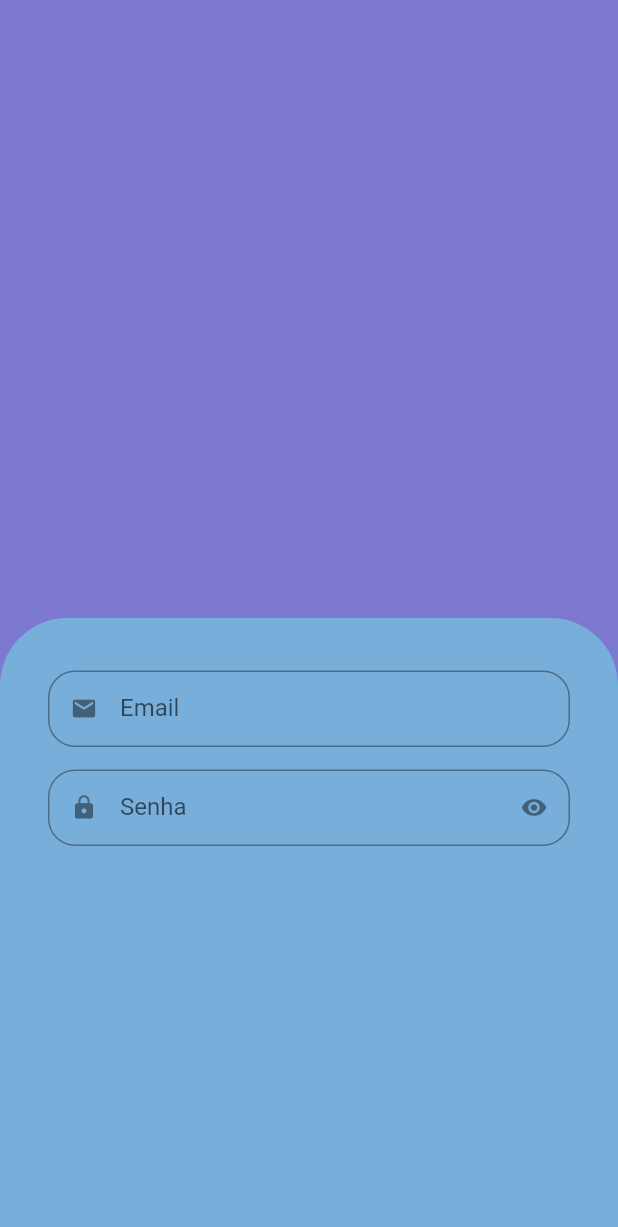
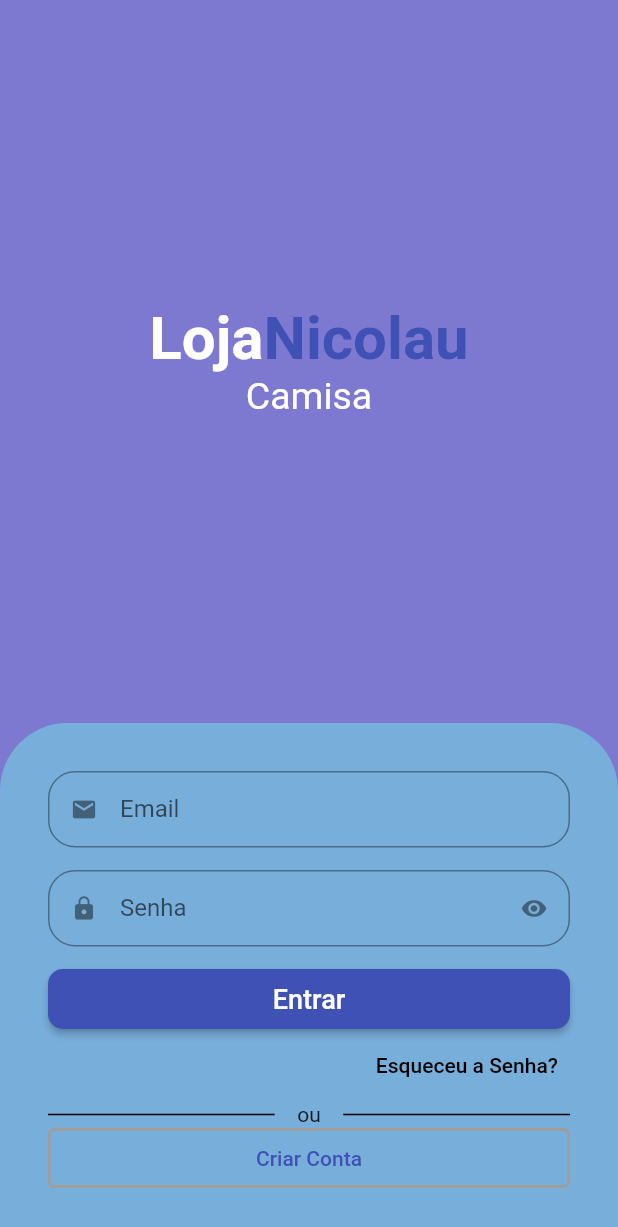
Before and after one commit to Estevao-Nicolau/LojaVirtual, a Flutter app: the screen it shows after launch, on a phone screen of 412 x 824 dp. Shown: the top 1227 px of the screen. Run offline on Flutter 3.47's test engine with Material 2 defaults, Android fonts, the phone set to English and light mode, and no system bars; drawn by our look-alikes of animated_text_kit; our stand-ins replace firebase_core; missing offline and left inert: dart:html; accounts and stored records are empty.

Commit message:
:lipstick:

```diff
--- a/lib/main.dart
+++ b/lib/main.dart
@@ -3,6 +3,7 @@
 import 'package:firebase_core/firebase_core.dart';
 import 'package:flutter/material.dart';
 import 'package:lojavirtual/firebase_options.dart';
+import 'package:lojavirtual/screen/login/login_screen.dart';
 import 'package:lojavirtual/screen/screen.dart';
 
 void main() async {
@@ -32,7 +33,7 @@ class MyApp extends StatelessWidget {
         visualDensity: VisualDensity.adaptivePlatformDensity,
         scaffoldBackgroundColor: const Color(0xFF7D79D0),
       ),
-      home: Screen(),
+      home: LoginScreen(),
     );
   }
 }
--- a/lib/screen/login/components/custom_text_field.dart
+++ b/lib/screen/login/components/custom_text_field.dart
@@ -1,3 +1,5 @@
+import 'dart:html';
+
 import 'package:flutter/src/foundation/key.dart';
 import 'package:flutter/src/widgets/framework.dart';
 import 'package:flutter/material.dart';
@@ -8,13 +10,16 @@ class CustomTextField extends StatefulWidget {
     required this.icon,
     required this.label,
     required this.keyType,
+    // required this.valid,
     this.isSecret = false,
   }) : super(key: key);
 
   final IconData icon;
   final String label;
+  // final String Function(String)  valid;
   final bool isSecret;
   final TextInputType keyType;
+
 
   @override
   State<CustomTextField> createState() => _CustomTextFieldState();
@@ -56,9 +61,7 @@ class _CustomTextFieldState extends State<CustomTextField> {
         ),
         keyboardType: widget.keyType,
         autocorrect: false,
-        validator: (email) {
-          return null;
-        },
+        // validator: widget.valid,
       ),
     );
   }
--- a/lib/screen/login/login_screen.dart
+++ b/lib/screen/login/login_screen.dart
@@ -1,6 +1,8 @@
+import 'package:animated_text_kit/animated_text_kit.dart';
 import 'package:flutter/src/foundation/key.dart';
 import 'package:flutter/src/widgets/framework.dart';
 import 'package:flutter/material.dart';
+import 'package:lojavirtual/models/page_manager.dart';
 import 'package:lojavirtual/screen/login/components/custom_text_field.dart';
 
 class LoginScreen extends StatelessWidget {
@@ -9,19 +11,63 @@ class LoginScreen extends StatelessWidget {
   @override
   Widget build(BuildContext context) {
     return Scaffold(
+      backgroundColor: const Color(0xFF7D79D0),
       body: Column(
+        children: [
+          Expanded(
+            child: Column(
+              mainAxisAlignment: MainAxisAlignment.center,
               children: <Widget>[
-          Expanded(
-            child: Container(
-              color: const Color(0xFF7D79D0),
+                const Text.rich(
+                  TextSpan(
+                    style: TextStyle(
+                      fontSize: 40,
+                    ),
+                    children: [
+                      // Nome do App
+                      TextSpan(
+                        text: 'Loja',
+                        style: TextStyle(
+                          color: Colors.white,
+                          fontWeight: FontWeight.bold,
                         ),
                       ),
-          Expanded(
-            child: Center(
-              child: Container(
+                      TextSpan(
+                        text: 'Nicolau',
+                        style: TextStyle(
+                          color: Colors.indigo,
+                          fontWeight: FontWeight.bold,
+                        ),
+                      )
+                    ],
+                  ),
+                ),
+                SizedBox(
+                  height: 30,
+                  child: DefaultTextStyle(
+                    style: const TextStyle(
+                      fontSize: 25,
+                    ),
+                    child: AnimatedTextKit(
+                      pause: Duration.zero,
+                      repeatForever: true,
+                      animatedTexts: [
+                      FadeAnimatedText('Camisa'),
+                      FadeAnimatedText('Sapados'),
+                      FadeAnimatedText('Relogio'),
+                      FadeAnimatedText('Cinto'),
+                      FadeAnimatedText('Pijama'),
+                    ]),
+                  ),
+                )
+              ],
+            ),
+          ),
+          // Formulário
+          Container(
             padding: const EdgeInsets.symmetric(
               horizontal: 32,
-                  vertical: 35,
+              vertical: 32,
             ),
             decoration: const BoxDecoration(
               color: const Color.fromARGB(255, 120, 174, 218),
@@ -29,22 +75,97 @@ class LoginScreen extends StatelessWidget {
                 top: Radius.circular(45),
               ),
             ),
-                child: ListView(
-                  children: const <Widget>[
-                    CustomTextField(
+            child: Column(
+              crossAxisAlignment: CrossAxisAlignment.stretch,
+              children: [
+                // Email
+                const CustomTextField(
                   icon: Icons.email,
                   label: "Email",
                   keyType: TextInputType.emailAddress,
+                  // valid: (email) {
+
+                  // }
                 ),
-                    CustomTextField(
+                // Senha
+                const CustomTextField(
                   icon: Icons.lock,
                   label: "Senha",
                   isSecret: true,
                   keyType: TextInputType.visiblePassword,
+                  // valid: (pass) {
+                  //    if(pass.isEmpty || pass.length < 6) {
+                  //      return 'Senha invalida';
+                  //     return null;
+                  //    }
+                  // },
+                ),
+                // Botão de Entrar
+                SizedBox(
+                  height: 40,
+                  child: ElevatedButton(
+                    style: ElevatedButton.styleFrom(
+                      shape: RoundedRectangleBorder(
+                        borderRadius: BorderRadius.circular(10),
+                      ),
+                    ),
+                    onPressed: () {},
+                    child: const Text(
+                      'Entrar',
+                      style: TextStyle(fontSize: 18),
+                    ),
+                  ),
+                ),
+                // Esqueceu a Senha
+                const Align(
+                  alignment: Alignment.bottomRight,
+                  child: TextButton(
+                    onPressed: null,
+                    child: Text(
+                      'Esqueceu a Senha?',
+                      style: TextStyle(color: Colors.black),
+                    ),
+                  ),
+                ),
+                // Divisor
+                Padding(
+                  padding: const EdgeInsets.symmetric(vertical: 1),
+                  child: Row(
+                    children: const <Widget>[
+                      Expanded(
+                        child: Divider(
+                          color: Colors.black,
+                          thickness: 1,
+                        ),
+                      ),
+                      Padding(
+                        padding: EdgeInsets.symmetric(horizontal: 15),
+                        child: Text('ou'),
+                      ),
+                      Expanded(
+                        child: Divider(
+                          color: Colors.black,
+                          thickness: 1,
+                        ),
                       ),
                     ],
                   ),
                 ),
+                // Botão de Novo User
+                SizedBox(
+                  height: 40,
+                  child: OutlinedButton(
+                    onPressed: () {},
+                    style: OutlinedButton.styleFrom(
+                      side: BorderSide(
+                        width: 2,
+                        color: Colors.grey,
+                      ),
+                    ),
+                    child: Text('Criar Conta'),
+                  ),
+                ),
+              ],
             ),
           ),
         ],
--- a/pubspec.yaml
+++ b/pubspec.yaml
@@ -36,6 +36,7 @@ dependencies:
   firebase_storage: ^10.3.3
   firebase_database: ^9.0.20
   lint: ^1.8.2
+  animated_text_kit: ^4.2.2
 
 
   # The following adds the Cupertino Icons font to your application.
```
Also changed, not shown: pubspec.lock. Lines whose indentation alone changed are shown as unchanged.
